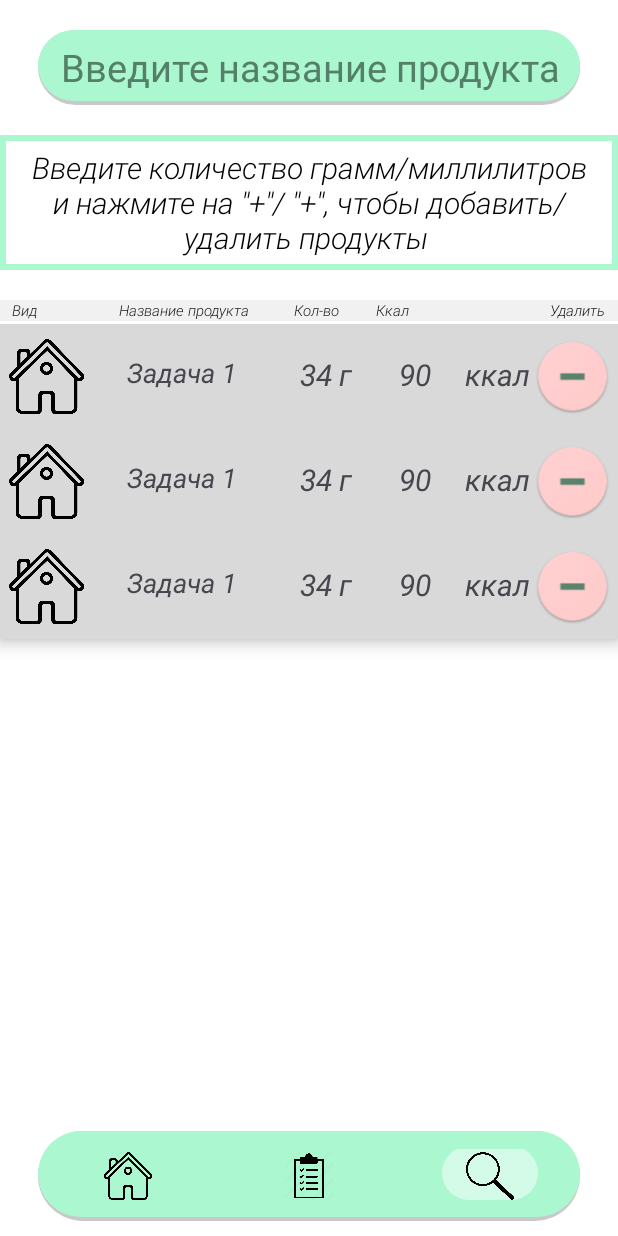
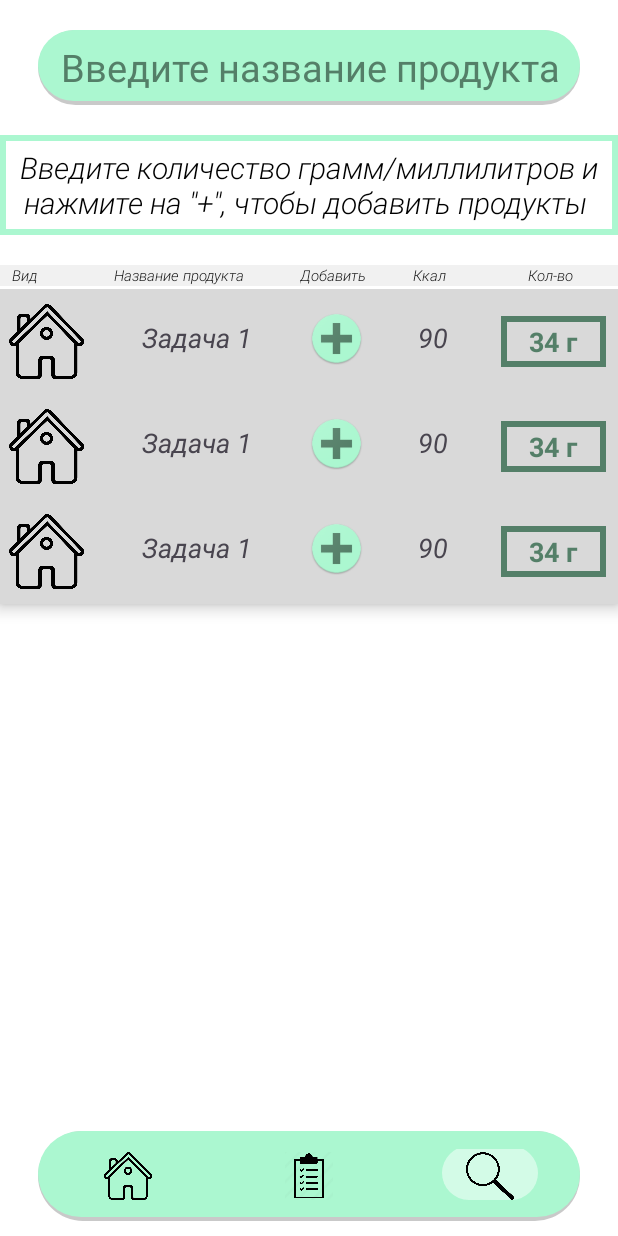
Before and after one commit to pushtetik/Calorie_counter, an Android app: the fragment fragment2 placed in its activity, item 3 of the bottom bar chosen, on a phone screen of 412 x 824 dp. Run offline under Robolectric (Android 15) with nearby library versions, the light colour scheme and no system bars.

Commit message:
update2.2

```diff
--- a/app/src/main/java/com/example/calorie_counter/DateItem.java
+++ b/app/src/main/java/com/example/calorie_counter/DateItem.java
@@ -4,9 +4,9 @@ import java.util.List;
 
 public class DateItem {
     private String itemDate;
-    private List<itemfrag1> subItemList;
+    private List<itemfrag2> subItemList;
 
-    public DateItem(String itemDate, List<itemfrag1> subItemList) {
+    public DateItem(String itemDate, List<itemfrag2> subItemList) {
         this.itemDate = itemDate;
         this.subItemList = subItemList;
     }
@@ -19,11 +19,11 @@ public class DateItem {
         this.itemDate = itemDate;
     }
 
-    public List<itemfrag1> getSubItemList() {
+    public List<itemfrag2> getSubItemList() {
         return subItemList;
     }
 
-    public void setSubItemList(List<itemfrag1> subItemList) {
+    public void setSubItemList(List<itemfrag2> subItemList) {
         this.subItemList = subItemList;
     }
 }
--- a/app/src/main/java/com/example/calorie_counter/DateItem_Adapter.java
+++ b/app/src/main/java/com/example/calorie_counter/DateItem_Adapter.java
@@ -41,11 +41,11 @@ public class DateItem_Adapter extends RecyclerView.Adapter<DateItem_Adapter.Item
                     false
             );
 
-            List<itemfrag1> subItemList = item.getSubItemList();
+            List<itemfrag2> subItemList = item.getSubItemList();
             if (subItemList != null) {
                 layoutManager.setInitialPrefetchItemCount(subItemList.size());
 
-                itemAdapter_frag1 subItemAdapter = new itemAdapter_frag1(itemViewHolder.itemView.getContext(), subItemList);
+                itemAdapter_frag2 subItemAdapter = new itemAdapter_frag2(itemViewHolder.itemView.getContext(), subItemList);
 
 
                 itemViewHolder.rvSubItem.setLayoutManager(layoutManager);
--- a/app/src/main/java/com/example/calorie_counter/fragment2.java
+++ b/app/src/main/java/com/example/calorie_counter/fragment2.java
@@ -90,13 +90,13 @@ public class fragment2 extends Fragment {
         return itemList;
     }
 //Функция для заполнения калорий:
-    private List<itemfrag1> buildSubItemList() {
-        List<itemfrag1> subItemList = new ArrayList<>();
-        subItemList.add(new itemfrag1("Задача 1", "34 г", "90",R.drawable.icon1));
-        subItemList.add(new itemfrag1("Задача 1", "34 г", "90",R.drawable.icon1));
-        subItemList.add(new itemfrag1("Задача 1", "34 г", "90",R.drawable.icon1));
-        subItemList.add(new itemfrag1("Задача 1", "34 г", "90",R.drawable.icon1));
-        subItemList.add(new itemfrag1("Задача 1", "34 г", "90",R.drawable.icon1));
+    private List<itemfrag2> buildSubItemList() {
+        List<itemfrag2> subItemList = new ArrayList<>();
+        subItemList.add(new itemfrag2("Задача 1", "34 г", "90",R.drawable.icon1));
+        subItemList.add(new itemfrag2("Задача 1", "34 г", "90",R.drawable.icon1));
+        subItemList.add(new itemfrag2("Задача 1", "34 г", "90",R.drawable.icon1));
+        subItemList.add(new itemfrag2("Задача 1", "34 г", "90",R.drawable.icon1));
+        subItemList.add(new itemfrag2("Задача 1", "34 г", "90",R.drawable.icon1));
 
         return subItemList;
     }
--- a/app/src/main/java/com/example/calorie_counter/fragment3.java
+++ b/app/src/main/java/com/example/calorie_counter/fragment3.java
@@ -29,7 +29,7 @@ public class fragment3 extends Fragment {
 
     // TODO: Rename and change types of parameters
     private String mParam1;
-    private List<itemfrag1> items = new ArrayList<>();
+    private List<itemfrag3> items = new ArrayList<>();
     private String mParam2;
 
     public fragment3() {
@@ -71,7 +71,7 @@ public class fragment3 extends Fragment {
         setInitialData();
         RecyclerView recyclerView = view.findViewById(R.id.search_list);
         // создаем адаптер
-        itemAdapter_frag1 adapter = new itemAdapter_frag1(getContext(), items);
+        itemAdapter_frag3 adapter = new itemAdapter_frag3(getContext(), items);
         // устанавливаем для списка адаптер
         recyclerView.setAdapter(adapter);
         recyclerView.setLayoutManager(new LinearLayoutManager(requireContext()));
@@ -80,8 +80,8 @@ public class fragment3 extends Fragment {
         return view;
     }
     private void setInitialData(){
-        items.add(new itemfrag1("Задача 1", "34 г", "90",R.drawable.icon1));
-        items.add(new itemfrag1("Задача 1", "34 г", "90",R.drawable.icon1));
-        items.add(new itemfrag1("Задача 1", "34 г", "90",R.drawable.icon1));
+        items.add(new itemfrag3("Задача 1", "34 г", "90",R.drawable.icon1));
+        items.add(new itemfrag3("Задача 1", "34 г", "90",R.drawable.icon1));
+        items.add(new itemfrag3("Задача 1", "34 г", "90",R.drawable.icon1));
 
     }}
--- /dev/null
+++ b/app/src/main/java/com/example/calorie_counter/itemAdapter_frag2.java
@@ -0,0 +1,53 @@
+package com.example.calorie_counter;
+
+import android.content.Context;
+import android.view.LayoutInflater;
+import android.view.View;
+import android.view.ViewGroup;
+import android.widget.ImageView;
+import android.widget.TextView;
+
+import androidx.recyclerview.widget.RecyclerView;
+
+import java.util.List;
+
+public class itemAdapter_frag2 extends RecyclerView.Adapter<itemAdapter_frag2.ViewHolder>{
+    private final LayoutInflater inflater;
+    private final List<itemfrag2> items;
+
+    itemAdapter_frag2(Context context, List<itemfrag2> items){
+        this.items=items;
+        this.inflater=LayoutInflater.from(context);
+    }
+
+    @Override
+    public itemAdapter_frag2.ViewHolder onCreateViewHolder(ViewGroup parent, int viewType) {
+        View view = inflater.inflate(R.layout.frag2_item, parent, false);
+        return new ViewHolder(view);
+    }
+
+    @Override
+    public void onBindViewHolder(ViewHolder holder, int position) {
+        itemfrag2 item = items.get(position);
+        holder.TitleView.setText(item.getTitle());
+        holder.CountView.setText(item.getCount());
+        holder.CountCaloriesView.setText(item.getCountCalories());
+        holder.ImageView.setImageResource(item.getimage());
+    }
+    @Override
+    public int getItemCount() {
+        return items.size();
+    }
+    public static class ViewHolder extends RecyclerView.ViewHolder {
+        final TextView TitleView,CountView,CountCaloriesView;
+        final ImageView ImageView;
+
+        ViewHolder(View view){
+            super(view);
+            TitleView = view.findViewById(R.id.Name_product);
+            CountView = view.findViewById(R.id.Count);
+            CountCaloriesView = view.findViewById(R.id.Calories_count);
+            ImageView=view.findViewById(R.id.imageView);
+
+        }
+    }}
--- /dev/null
+++ b/app/src/main/java/com/example/calorie_counter/itemAdapter_frag3.java
@@ -0,0 +1,53 @@
+package com.example.calorie_counter;
+
+import android.content.Context;
+import android.view.LayoutInflater;
+import android.view.View;
+import android.view.ViewGroup;
+import android.widget.ImageView;
+import android.widget.TextView;
+
+import androidx.recyclerview.widget.RecyclerView;
+
+import java.util.List;
+
+public class itemAdapter_frag3 extends RecyclerView.Adapter<itemAdapter_frag3.ViewHolder>{
+    private final LayoutInflater inflater;
+    private final List<itemfrag3> items;
+
+    itemAdapter_frag3(Context context, List<itemfrag3> items){
+        this.items=items;
+        this.inflater=LayoutInflater.from(context);
+    }
+
+    @Override
+    public itemAdapter_frag3.ViewHolder onCreateViewHolder(ViewGroup parent, int viewType) {
+        View view = inflater.inflate(R.layout.frag3_item, parent, false);
+        return new ViewHolder(view);
+    }
+
+    @Override
+    public void onBindViewHolder(ViewHolder holder, int position) {
+        itemfrag3 item = items.get(position);
+        holder.TitleView.setText(item.getTitle());
+        holder.CountView.setText(item.getCount());
+        holder.CountCaloriesView.setText(item.getCountCalories());
+        holder.ImageView.setImageResource(item.getimage());
+    }
+    @Override
+    public int getItemCount() {
+        return items.size();
+    }
+    public static class ViewHolder extends RecyclerView.ViewHolder {
+        final TextView TitleView,CountView,CountCaloriesView;
+        final ImageView ImageView;
+
+        ViewHolder(View view){
+            super(view);
+            TitleView = view.findViewById(R.id.Name_product);
+            CountView = view.findViewById(R.id.Count);
+            CountCaloriesView = view.findViewById(R.id.Calories_count);
+            ImageView=view.findViewById(R.id.imageView);
+
+        }
+    }}
--- /dev/null
+++ b/app/src/main/java/com/example/calorie_counter/itemfrag2.java
@@ -0,0 +1,46 @@
+package com.example.calorie_counter;
+
+public class itemfrag2 {
+    private String title,count,countCalories;
+    int image;
+
+
+    public itemfrag2 (String title, String count, String countCalories, int image)
+    {
+        this.image=image;
+        this.title=title;
+        this.count=count;
+        this.countCalories=countCalories;
+
+    }
+
+
+    public String getTitle() {
+        return title;
+    }
+
+    public void setTitle(String title) {
+        this.title = title;
+    }
+
+    public String getCount() {
+        return count;
+    }
+
+    public void setCount(String count) {
+        this.count = count;
+    }
+
+    public String getCountCalories() {
+        return countCalories;
+    }
+    public void setCountCalories(int CountCalories) {
+        this.countCalories=countCalories;
+    }
+    public int getimage() {
+        return this.image;
+    }
+    public void setimage(int image) {
+        this.image=image;
+    }
+}
--- /dev/null
+++ b/app/src/main/java/com/example/calorie_counter/itemfrag3.java
@@ -0,0 +1,46 @@
+package com.example.calorie_counter;
+
+public class itemfrag3 {
+    private String title,count,countCalories;
+    int image;
+
+
+    public itemfrag3 (String title, String count, String countCalories, int image)
+    {
+        this.image=image;
+        this.title=title;
+        this.count=count;
+        this.countCalories=countCalories;
+
+    }
+
+
+    public String getTitle() {
+        return title;
+    }
+
+    public void setTitle(String title) {
+        this.title = title;
+    }
+
+    public String getCount() {
+        return count;
+    }
+
+    public void setCount(String count) {
+        this.count = count;
+    }
+
+    public String getCountCalories() {
+        return countCalories;
+    }
+    public void setCountCalories(int CountCalories) {
+        this.countCalories=countCalories;
+    }
+    public int getimage() {
+        return this.image;
+    }
+    public void setimage(int image) {
+        this.image=image;
+    }
+}
--- a/app/src/main/res/layout/frag1_item.xml
+++ b/app/src/main/res/layout/frag1_item.xml
@@ -52,7 +52,7 @@
             android:layout_width="60dp"
             android:layout_height="wrap_content"
             android:maxHeight="30dp"
-            android:text="0"
+            android:text="90"
             android:layout_marginVertical="20dp"
             android:layout_toEndOf="@+id/Count"
             android:textAlignment="center"
@@ -74,10 +74,11 @@
         <androidx.appcompat.widget.AppCompatButton
             android:id="@+id/DelButtom"
             android:layout_toEndOf="@+id/text"
-            android:layout_width="50dp"
-            android:layout_height="50dp"
-            android:layout_marginRight="2dp"
-            android:layout_marginVertical="10dp"
+            android:layout_width="35dp"
+            android:layout_height="35dp"
+            android:layout_marginLeft="6dp"
+            android:layout_marginRight="1dp"
+            android:layout_marginTop="15dp"
             android:background="@drawable/del"
             tools:ignore="TouchTargetSizeCheck,SpeakableTextPresentCheck" />
     </RelativeLayout>
--- a/app/src/main/res/layout/frag3_item.xml
+++ b/app/src/main/res/layout/frag3_item.xml
@@ -37,16 +37,16 @@
 
         <androidx.appcompat.widget.AppCompatButton
             android:id="@+id/AddButtom"
-            android:layout_width="50dp"
-            android:layout_height="50dp"
+            android:layout_width="35dp"
+            android:layout_height="35dp"
             android:layout_alignParentStart="true"
             android:layout_marginRight="2dp"
-            android:layout_marginVertical="10dp"
+          android:layout_marginTop="15dp"
             android:background="@drawable/add"
             tools:ignore="TouchTargetSizeCheck,SpeakableTextPresentCheck" />
         <TextView
             android:id="@+id/Calories_count"
-            android:layout_width="50dp"
+            android:layout_width="70dp"
             android:layout_height="wrap_content"
             android:maxHeight="30dp"
             android:text="36"
@@ -65,7 +65,9 @@
             android:layout_toEndOf="@+id/Calories_count"
             android:background="@drawable/border_dark_green"
             android:hint="0"
+            android:layout_marginLeft="0dp"
             android:textStyle="bold"
+            android:textColor="@color/dark_green"
             android:textAlignment="center"
             android:textColorHint="@color/dark_green"
             android:textSize="18dp"
--- a/app/src/main/res/layout/fragment_fragment1.xml
+++ b/app/src/main/res/layout/fragment_fragment1.xml
@@ -154,9 +154,9 @@
                         android:layout_height="35dp"
                         android:layout_alignParentEnd="true"
                         android:layout_centerInParent="true"
+
                         android:layout_marginRight="8dp"
                         android:background="@drawable/add"
-
                         tools:ignore="TouchTargetSizeCheck,SpeakableTextPresentCheck" />
 
 
--- a/app/src/main/res/layout/fragment_fragment2.xml
+++ b/app/src/main/res/layout/fragment_fragment2.xml
@@ -55,7 +55,7 @@
             <TextView
                 android:layout_width="wrap_content"
                 android:layout_height="wrap_content"
-                android:layout_weight="0.5"
+                android:layout_weight="0.3"
                 android:fontFamily="sans-serif-light"
                 android:paddingLeft="8dp"
                 android:text="Название продукта"
@@ -67,7 +67,8 @@
             <TextView
                 android:layout_width="wrap_content"
                 android:layout_height="wrap_content"
-                android:layout_weight="0.6"
+                android:layout_weight="0.2"
+                android:textAlignment="center"
                 android:fontFamily="sans-serif-light"
                 android:text="Кол-во"
                 android:textColor="@color/black"
@@ -80,21 +81,11 @@
                 android:layout_weight="0.8"
                 android:fontFamily="sans-serif-light"
                 android:text="Ккал"
+                android:textAlignment="center"
                 android:textColor="@color/black"
                 android:textSize="10sp"
                 android:textStyle="italic" />
 
-            <TextView
-                android:layout_width="wrap_content"
-                android:layout_height="wrap_content"
-                android:layout_gravity="end"
-                android:fontFamily="sans-serif-light"
-                android:paddingLeft="8dp"
-                android:text="Удалить"
-                android:textColor="@color/black"
-                android:textSize="10sp"
-                android:textStyle="italic"
-                android:paddingRight="8dp"/>
 
         </LinearLayout>
 
--- a/app/src/main/res/layout/fragment_fragment3.xml
+++ b/app/src/main/res/layout/fragment_fragment3.xml
@@ -46,7 +46,7 @@
                 android:layout_width="match_parent"
                 android:layout_height="wrap_content"
                 android:fontFamily="sans-serif-light"
-                android:text="Введите количество грамм/миллилитров и нажмите на &quot;+&quot;/ &quot;+&quot;, чтобы добавить/удалить продукты "
+                android:text="Введите количество грамм/миллилитров и нажмите на &quot;+&quot;, чтобы добавить продукты "
                 android:textAlignment="center"
                 android:textColor="@color/black"
                 android:textSize="20sp"
@@ -79,7 +79,7 @@
             <TextView
                 android:layout_width="wrap_content"
                 android:layout_height="wrap_content"
-                android:layout_weight="0.5"
+                android:layout_weight="1"
                 android:fontFamily="sans-serif-light"
                 android:paddingLeft="8dp"
                 android:text="Название продукта"
@@ -91,10 +91,10 @@
             <TextView
                 android:layout_width="wrap_content"
                 android:layout_height="wrap_content"
-                android:layout_weight="0.2"
+                android:layout_weight="0.4"
                 android:fontFamily="sans-serif-light"
-                android:paddingLeft="8dp"
-                android:text="Кол-во"
+                android:paddingLeft="10dp"
+                android:text="Добавить"
                 android:textColor="@color/black"
                 android:textSize="10sp"
                 android:textStyle="italic" />
@@ -104,7 +104,7 @@
                 android:layout_height="wrap_content"
                 android:layout_weight="1"
                 android:fontFamily="sans-serif-light"
-                android:paddingLeft="8dp"
+                android:paddingLeft="10dp"
                 android:text="Ккал"
                 android:textColor="@color/black"
                 android:textSize="10sp"
@@ -115,12 +115,12 @@
                 android:layout_height="wrap_content"
                 android:layout_gravity="end"
                 android:fontFamily="sans-serif-light"
-                android:paddingLeft="8dp"
-                android:text="Удалить"
+                android:paddingRight="30dp"
+                android:text="Кол-во"
+
                 android:textColor="@color/black"
                 android:textSize="10sp"
-                android:textStyle="italic"
-                android:paddingRight="8dp"/>
+                android:textStyle="italic" />
 
         </LinearLayout>
 
```
